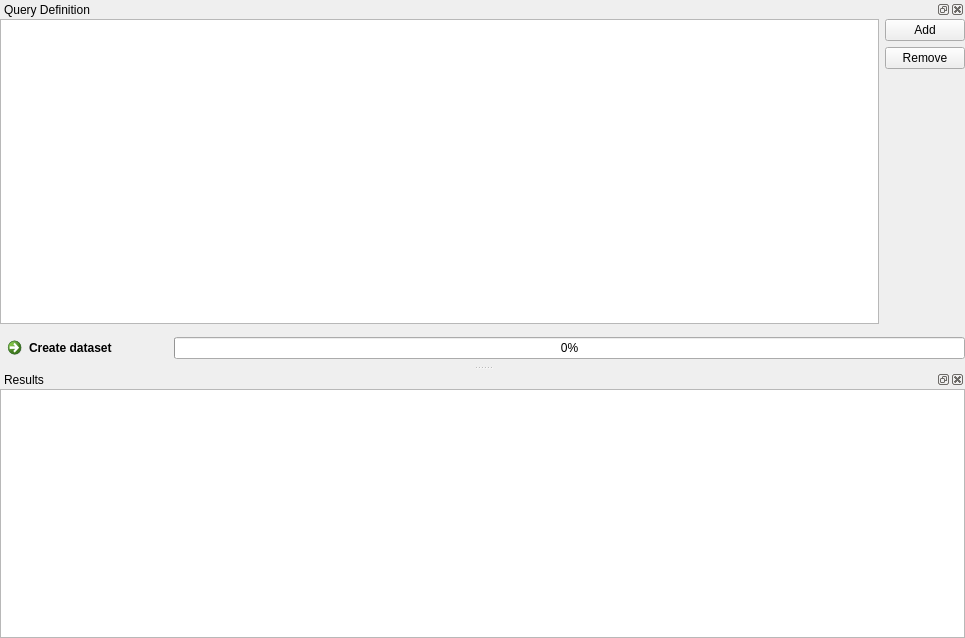
First picture: the form in app/query/CreateDatasetWidget.ui, repository praaline/Praaline, before the edit.
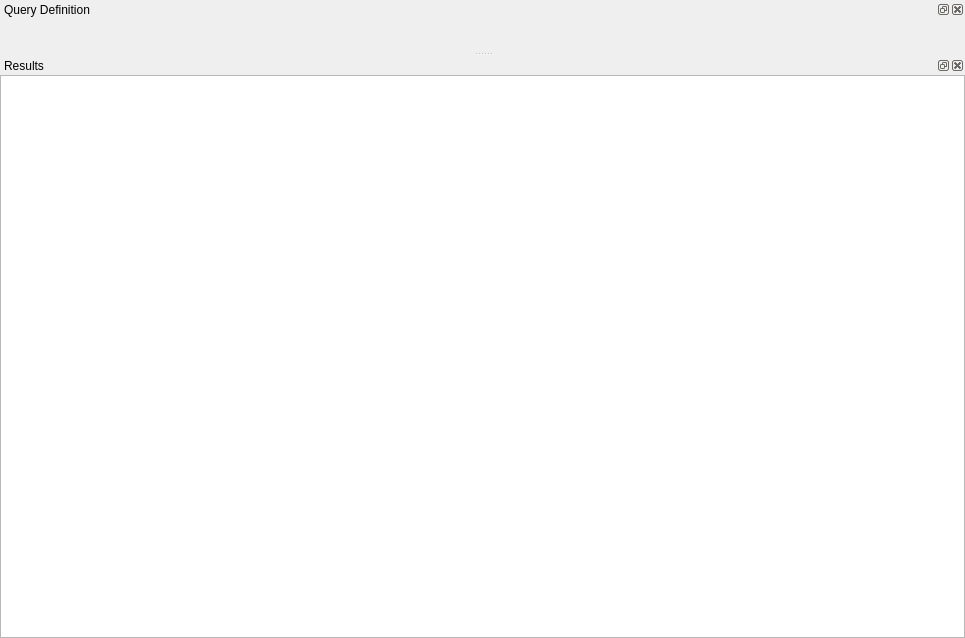
Second picture: the form after the edit.

Commit message: Dataset creator using node editor (starting)

Patch:
```diff
--- a/app/query/CreateDatasetWidget.ui
+++ b/app/query/CreateDatasetWidget.ui
@@ -50,63 +50,6 @@
          <property name="bottomMargin">
           <number>0</number>
          </property>
-         <item row="0" column="0" rowspan="3" colspan="2">
-          <widget class="QTreeView" name="treeviewQueryDefinition">
-           <property name="sizePolicy">
-            <sizepolicy hsizetype="Expanding" vsizetype="Expanding">
-             <horstretch>1</horstretch>
-             <verstretch>0</verstretch>
-            </sizepolicy>
-           </property>
-          </widget>
-         </item>
-         <item row="0" column="2">
-          <widget class="QPushButton" name="commandAdd">
-           <property name="text">
-            <string>Add</string>
-           </property>
-          </widget>
-         </item>
-         <item row="1" column="2">
-          <widget class="QPushButton" name="commandRemove">
-           <property name="text">
-            <string>Remove</string>
-           </property>
-          </widget>
-         </item>
-         <item row="2" column="2">
-          <spacer name="verticalSpacer">
-           <property name="orientation">
-            <enum>Qt::Vertical</enum>
-           </property>
-           <property name="sizeHint" stdset="0">
-            <size>
-             <width>20</width>
-             <height>177</height>
-            </size>
-           </property>
-          </spacer>
-         </item>
-         <item row="3" column="0">
-          <widget class="QCommandLinkButton" name="commandCreateDataset">
-           <property name="sizePolicy">
-            <sizepolicy hsizetype="Fixed" vsizetype="Preferred">
-             <horstretch>0</horstretch>
-             <verstretch>0</verstretch>
-            </sizepolicy>
-           </property>
-           <property name="text">
-            <string>Create dataset</string>
-           </property>
-          </widget>
-         </item>
-         <item row="3" column="1" colspan="2">
-          <widget class="QProgressBar" name="progressBar">
-           <property name="value">
-            <number>0</number>
-           </property>
-          </widget>
-         </item>
         </layout>
        </widget>
       </widget>
```
Left out of the diff: 6 changed lines with no effect on the pictures. The commit also changes 10 other files.
